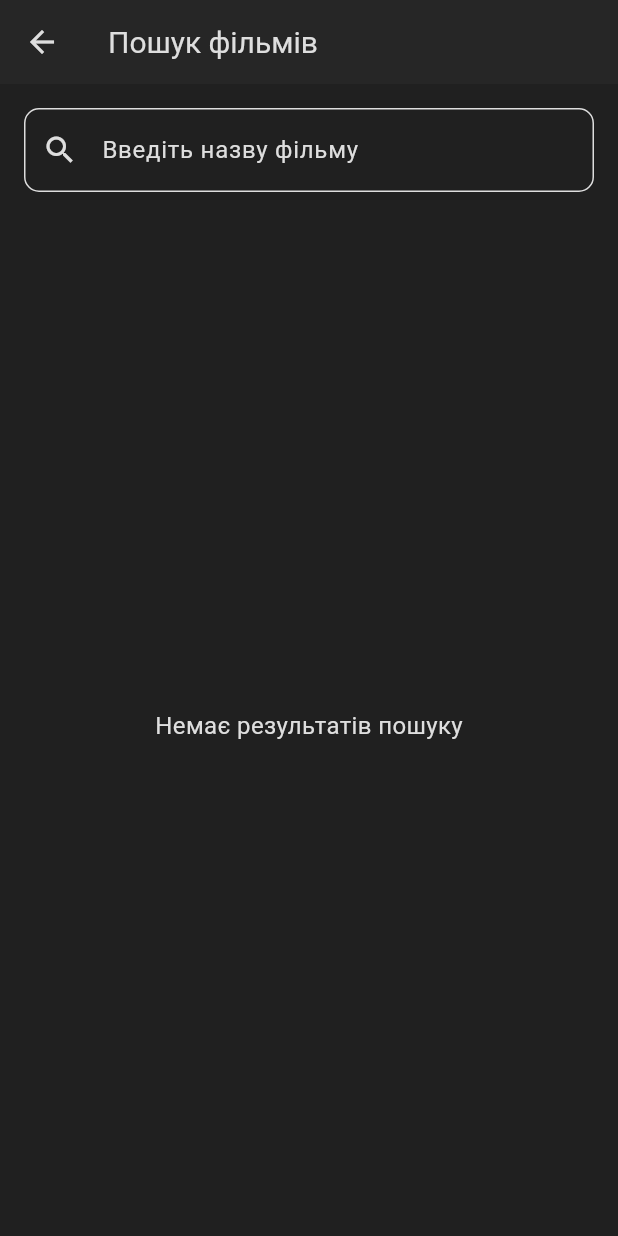
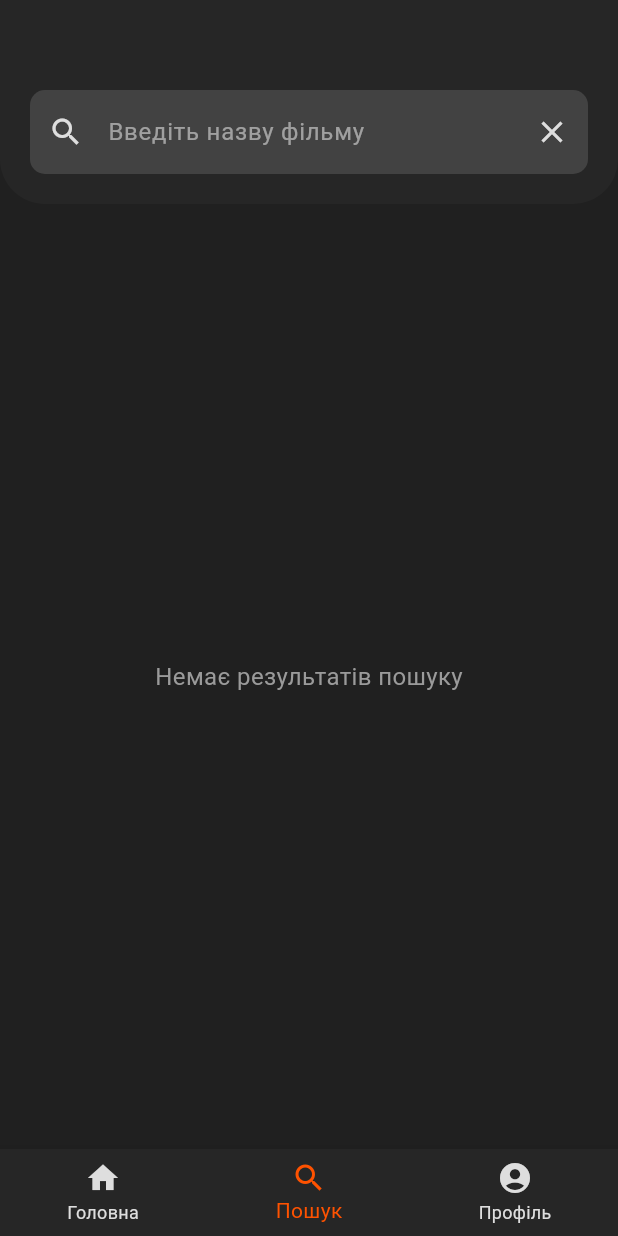
Before and after one commit to DenisDK/KinoHUB-Mobile, a Flutter app: the MovieSearchScreen screen opened directly, on a phone screen of 412 x 824 dp. Run offline on Flutter 3.47's test engine with Material 3 defaults, Android fonts, the phone set to English and light mode, and no system bars; our stand-ins replace firebase_auth, firebase_core, flutter_dotenv, google_sign_in; accounts and stored records are empty.

Commit message:
new_design_for_mainMenu+hidden_APIkey

```diff
--- /dev/null
+++ b/lib/components/bottom_appbar_custom.dart
@@ -0,0 +1,69 @@
+import 'package:flutter/material.dart';
+import 'package:kinohub/components/custom_page_route.dart';
+import 'package:kinohub/views/main_menu.dart';
+import 'package:kinohub/views/search_view.dart';
+
+class MainBottomNavigationBar extends StatefulWidget {
+  final int selectedIndex;
+  final void Function(int index) onTap;
+
+  MainBottomNavigationBar({
+    required this.selectedIndex,
+    required this.onTap,
+    Key? key,
+  }) : super(key: key);
+
+  @override
+  _MainBottomNavigationBarState createState() =>
+      _MainBottomNavigationBarState();
+}
+
+class _MainBottomNavigationBarState extends State<MainBottomNavigationBar> {
+  @override
+  Widget build(BuildContext context) {
+    return BottomNavigationBar(
+      backgroundColor: const Color(0xFF262626),
+      currentIndex: widget.selectedIndex,
+      onTap: (index) {
+        widget.onTap(index);
+
+        switch (index) {
+          case 0:
+            Navigator.pushReplacement(
+              context,
+              CustomPageRoute(
+                builder: (context) => const MainMenu(),
+              ),
+            );
+            break;
+          case 1:
+            Navigator.pushReplacement(
+              context,
+              CustomPageRoute(
+                builder: (context) => MovieSearchScreen(),
+              ),
+            );
+            break;
+          case 2:
+            break;
+        }
+      },
+      selectedItemColor: const Color(0xFFFF5200),
+      unselectedItemColor: const Color(0xFFDEDEDE),
+      items: const <BottomNavigationBarItem>[
+        BottomNavigationBarItem(
+          icon: Icon(Icons.home),
+          label: 'Головна',
+        ),
+        BottomNavigationBarItem(
+          icon: Icon(Icons.search),
+          label: 'Пошук',
+        ),
+        BottomNavigationBarItem(
+          icon: Icon(Icons.account_circle),
+          label: 'Профіль',
+        ),
+      ],
+    );
+  }
+}
--- /dev/null
+++ b/lib/components/custom_page_route.dart
@@ -0,0 +1,23 @@
+import 'package:flutter/material.dart';
+
+class CustomPageRoute<T> extends PageRouteBuilder<T> {
+  final WidgetBuilder builder;
+
+  CustomPageRoute({required this.builder})
+      : super(
+          transitionDuration: Duration(milliseconds: 230),
+          pageBuilder: (BuildContext context, Animation<double> animation,
+              Animation<double> secondaryAnimation) {
+            return builder(context);
+          },
+          transitionsBuilder: (BuildContext context,
+              Animation<double> animation,
+              Animation<double> secondaryAnimation,
+              Widget child) {
+            return FadeTransition(
+              opacity: animation,
+              child: child,
+            );
+          },
+        );
+}
--- a/lib/main.dart
+++ b/lib/main.dart
@@ -1,14 +1,18 @@
 import 'package:firebase_auth/firebase_auth.dart';
 import 'package:firebase_core/firebase_core.dart';
 import 'package:flutter/material.dart';
+import 'package:flutter_dotenv/flutter_dotenv.dart';
 import 'package:kinohub/firebase_options.dart';
 import 'package:kinohub/views/main_menu.dart';
+import 'package:kinohub/views/search_view.dart';
 import 'routes/routes.dart';
 import 'views/login_view.dart';
 
 void main() async {
   WidgetsFlutterBinding.ensureInitialized();
   await Firebase.initializeApp(options: DefaultFirebaseOptions.currentPlatform);
+  await dotenv.load(fileName: "api_key.env");
+
   runApp(
     MaterialApp(
       title: 'KinoHUB',
@@ -23,6 +27,7 @@ void main() async {
       routes: {
         loginRoute: (context) => const LoginView(),
         mainMenuRoute: (context) => const MainMenu(),
+        searchRoute: (context) => MovieSearchScreen(),
       },
     ),
   );
--- a/lib/routes/routes.dart
+++ b/lib/routes/routes.dart
@@ -1,2 +1,3 @@
 const loginRoute = '/login';
 const mainMenuRoute = '/mainMenu';
+const searchRoute = '/search';
--- a/lib/views/search_view.dart
+++ b/lib/views/search_view.dart
@@ -1,11 +1,15 @@
 import 'dart:async';
 import 'dart:convert';
 import 'package:flutter/material.dart';
+import 'package:flutter_dotenv/flutter_dotenv.dart';
 import 'package:http/http.dart' as http;
+import 'package:kinohub/components/bottom_appbar_custom.dart';
 import 'package:kinohub/views/movie_detail_view.dart';
 import 'package:kinohub/API%20service/movie_class.dart';
 
-const apiKey = '13e8cb10efd590bd45c6a7bd2262db14';
+import '../components/custom_page_route.dart';
+
+String apiKey = dotenv.env['API_KEY'] ?? '';
 const baseUrl = 'https://api.themoviedb.org/3/search/movie';
 
 class MovieSearchScreen extends StatefulWidget {
@@ -71,39 +75,54 @@ class _MovieSearchScreenState extends State<MovieSearchScreen> {
   @override
   Widget build(BuildContext context) {
     return Scaffold(
-      appBar: AppBar(
-        title: Text(
-          'Пошук фільмів',
-          style: TextStyle(color: Color(0xFFDEDEDE), fontSize: 20.0),
-        ),
-        backgroundColor: const Color(0xFF262626),
-        iconTheme: IconThemeData(
-          color: Color(0xFFDEDEDE),
+      body: Column(
+        children: [
+          Container(
+            padding: EdgeInsets.only(top: 50, left: 20, right: 20, bottom: 20),
+            decoration: BoxDecoration(
+              color: Color(0xFF262626),
+              borderRadius: BorderRadius.only(
+                bottomLeft: Radius.circular(30),
+                bottomRight: Radius.circular(30),
               ),
             ),
-      body: Column(
+            child: Column(
+              crossAxisAlignment: CrossAxisAlignment.stretch,
               children: [
-          Padding(
-            padding: const EdgeInsets.all(16.0),
-            child: TextField(
+                SizedBox(height: 10),
+                TextField(
                   controller: _searchController,
                   style: TextStyle(color: Color(0xFFDEDEDE)),
                   onChanged: (value) {
                     debounceFetch(value);
                   },
                   decoration: InputDecoration(
-                labelText: 'Введіть назву фільму',
-                labelStyle: TextStyle(color: Color(0xFFDEDEDE)),
+                    hintText: 'Введіть назву фільму',
+                    hintStyle:
+                        TextStyle(color: Color(0xFFDEDEDE).withOpacity(0.6)),
                     prefixIcon: Icon(Icons.search, color: Color(0xFFDEDEDE)),
+                    suffixIcon: IconButton(
+                      icon: Icon(Icons.clear, color: Color(0xFFDEDEDE)),
+                      onPressed: () {
+                        _searchController.clear();
+                        setState(() {
+                          movies.clear();
+                        });
+                      },
+                    ),
+                    filled: true,
+                    fillColor: Colors.grey[800],
                     enabledBorder: OutlineInputBorder(
-                  borderSide: BorderSide(color: Color(0xFFDEDEDE)),
+                      borderSide: BorderSide.none,
                       borderRadius: BorderRadius.circular(10.0),
                     ),
                     focusedBorder: OutlineInputBorder(
-                  borderSide: BorderSide(color: Color(0xFFDEDEDE)),
+                      borderSide: BorderSide.none,
                       borderRadius: BorderRadius.circular(10.0),
                     ),
                   ),
+                ),
+              ],
             ),
           ),
           Expanded(
@@ -156,7 +175,7 @@ class _MovieSearchScreenState extends State<MovieSearchScreen> {
                             onTap: () {
                               Navigator.push(
                                 context,
-                                MaterialPageRoute(
+                                CustomPageRoute(
                                   builder: (context) => MovieDetailScreen(
                                       movieId: movies[index].id),
                                 ),
@@ -170,12 +189,17 @@ class _MovieSearchScreenState extends State<MovieSearchScreen> {
                 : Center(
                     child: Text(
                       'Немає результатів пошуку',
-                      style:
-                          TextStyle(color: Color(0xFFDEDEDE), fontSize: 16.0),
+                      style: TextStyle(
+                          color: Color.fromARGB(255, 154, 154, 154),
+                          fontSize: 16.0),
                     ),
                   ),
           ),
         ],
+      ),
+      bottomNavigationBar: MainBottomNavigationBar(
+        selectedIndex: 1,
+        onTap: (index) {},
       ),
     );
   }
@@ -199,9 +223,8 @@ class MovieResponse {
                     : 'N/A',
           );
         } else {
-          // Handle case when id is missing from API response
           return Movie(
-            id: 0, // Assign a default value or handle it according to your logic
+            id: 0,
             title: item['title'],
             poster:
                 item.containsKey('poster_path') && item['poster_path'] != null
--- a/pubspec.yaml
+++ b/pubspec.yaml
@@ -38,6 +38,7 @@ dependencies:
   google_sign_in: ^5.2.1
   flutter_facebook_auth: ^4.0.0
   http: ^0.13.3
+  flutter_dotenv: ^5.1.0
 
   # The following adds the Cupertino Icons font to your application.
   # Use with the CupertinoIcons class for iOS style icons.
@@ -61,6 +62,7 @@ dev_dependencies:
 flutter:
   assets:
     - lib/images/logo.png
+    - api_key.env
 
 
   # The following line ensures that the Material Icons font is
```
Also changed, not shown: lib/components/alert_dialog_custom.dart (+6 -2 lines), lib/components/drop_down__for_main _menu.dart (deleted, +0 -113 lines), lib/components/drop_down_for_film.dart (+4 -4 lines), lib/views/main_menu.dart (+44 -40 lines), lib/views/movie_detail_view.dart (+25 -15 lines), api_key.env (added), pubspec.lock. Lines whose indentation alone changed are shown as unchanged.
